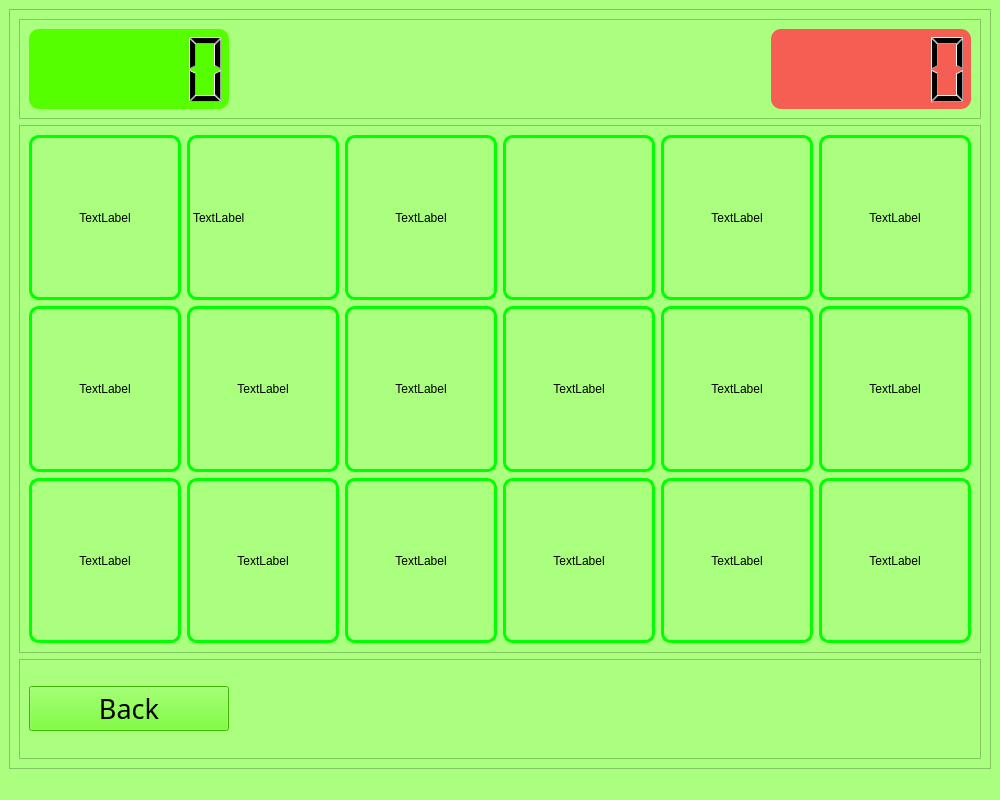
First picture: the form in ui_files/game.ui, repository amirdianov/QT-memory-project, before the edit.
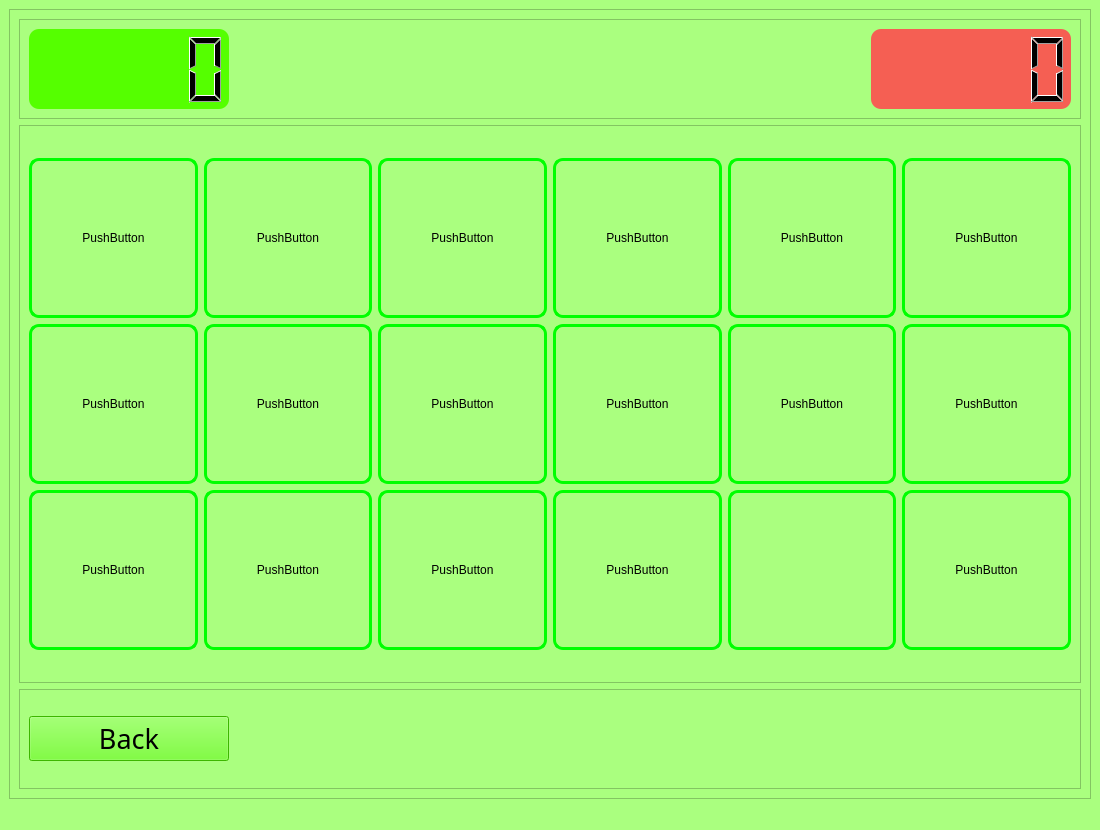
Second picture: the form after the edit.

Commit message: + changed game design

The edit to the form file:
```diff
--- a/ui_files/game.ui
+++ b/ui_files/game.ui
@@ -6,20 +6,20 @@
    <rect>
     <x>0</x>
     <y>0</y>
-    <width>1000</width>
-    <height>800</height>
+    <width>1100</width>
+    <height>830</height>
    </rect>
   </property>
   <property name="minimumSize">
    <size>
-    <width>600</width>
-    <height>600</height>
+    <width>1100</width>
+    <height>830</height>
    </size>
   </property>
   <property name="maximumSize">
    <size>
-    <width>16777215</width>
-    <height>16777215</height>
+    <width>1100</width>
+    <height>830</height>
    </size>
   </property>
   <property name="windowTitle">
@@ -105,84 +105,111 @@
             <item>
              <layout class="QHBoxLayout" name="horizontalLayout">
               <item>
-               <widget class="QLabel" name="label_2">
+               <widget class="QPushButton" name="pushButton_2">
+                <property name="minimumSize">
+                 <size>
+                  <width>160</width>
+                  <height>160</height>
+                 </size>
+                </property>
+                <property name="maximumSize">
+                 <size>
+                  <width>16777215</width>
+                  <height>16777215</height>
+                 </size>
+                </property>
                 <property name="styleSheet">
                  <string notr="true">border: 3px solid rgb(0, 255, 0);
 border-radius: 10px;</string>
                 </property>
                 <property name="text">
-                 <string>TextLabel</string>
+                 <string>PushButton</string>
                 </property>
-                <property name="alignment">
-                 <set>Qt::AlignCenter</set>
+               </widget>
+              </item>
+              <item>
+               <widget class="QPushButton" name="pushButton_3">
+                <property name="minimumSize">
+                 <size>
+                  <width>160</width>
+                  <height>160</height>
+                 </size>
                 </property>
+                <property name="styleSheet">
+                 <string notr="true">border: 3px solid rgb(0, 255, 0);
+border-radius: 10px;</string>
+                </property>
+                <property name="text">
+                 <string>PushButton</string>
+                </property>
                </widget>
               </item>
               <item>
-               <widget class="QLabel" name="label_3">
+               <widget class="QPushButton" name="pushButton_4">
+                <property name="minimumSize">
+                 <size>
+                  <width>160</width>
+                  <height>160</height>
+                 </size>
+                </property>
                 <property name="styleSheet">
                  <string notr="true">border: 3px solid rgb(0, 255, 0);
 border-radius: 10px;
 </string>
                 </property>
                 <property name="text">
-                 <string>TextLabel</string>
+                 <string>PushButton</string>
                 </property>
                </widget>
               </item>
               <item>
-               <widget class="QLabel" name="label">
-                <property name="styleSheet">
-                 <string notr="true">border: 3px solid rgb(0, 255, 0);
-border-radius: 10px;</string>
+               <widget class="QPushButton" name="pushButton_5">
+                <property name="minimumSize">
+                 <size>
+                  <width>160</width>
+                  <height>160</height>
+                 </size>
                 </property>
-                <property name="text">
-                 <string>TextLabel</string>
-                </property>
-                <property name="alignment">
-                 <set>Qt::AlignCenter</set>
-                </property>
-               </widget>
-              </item>
-              <item>
-               <widget class="QLabel" name="label_13">
                 <property name="styleSheet">
                  <string notr="true">border: 3px solid rgb(0, 255, 0);
 border-radius: 10px;</string>
                 </property>
                 <property name="text">
-                 <string/>
+                 <string>PushButton</string>
                 </property>
-                <property name="alignment">
-                 <set>Qt::AlignCenter</set>
-                </property>
                </widget>
               </item>
               <item>
-               <widget class="QLabel" name="label_14">
+               <widget class="QPushButton" name="pushButton_6">
+                <property name="minimumSize">
+                 <size>
+                  <width>160</width>
+                  <height>160</height>
+                 </size>
+                </property>
                 <property name="styleSheet">
                  <string notr="true">border: 3px solid rgb(0, 255, 0);
 border-radius: 10px;</string>
                 </property>
                 <property name="text">
-                 <string>TextLabel</string>
+                 <string>PushButton</string>
                 </property>
-                <property name="alignment">
-                 <set>Qt::AlignCenter</set>
-                </property>
                </widget>
               </item>
               <item>
-               <widget class="QLabel" name="label_15">
+               <widget class="QPushButton" name="pushButton_7">
+                <property name="minimumSize">
+                 <size>
+                  <width>160</width>
+                  <height>160</height>
+                 </size>
+                </property>
                 <property name="styleSheet">
                  <string notr="true">border: 3px solid rgb(0, 255, 0);
 border-radius: 10px;</string>
                 </property>
                 <property name="text">
-                 <string>TextLabel</string>
-                </property>
-                <property name="alignment">
-                 <set>Qt::AlignCenter</set>
+                 <string>PushButton</string>
                 </property>
                </widget>
               </item>
@@ -191,91 +218,107 @@
             <item>
              <layout class="QHBoxLayout" name="horizontalLayout_4">
               <item>
-               <widget class="QLabel" name="label_16">
+               <widget class="QPushButton" name="pushButton_12">
+                <property name="minimumSize">
+                 <size>
+                  <width>160</width>
+                  <height>160</height>
+                 </size>
+                </property>
                 <property name="styleSheet">
                  <string notr="true">border: 3px solid rgb(0, 255, 0);
-border-radius: 10px;
-</string>
+border-radius: 10px;</string>
                 </property>
                 <property name="text">
-                 <string>TextLabel</string>
+                 <string>PushButton</string>
                 </property>
-                <property name="alignment">
-                 <set>Qt::AlignCenter</set>
-                </property>
                </widget>
               </item>
               <item>
-               <widget class="QLabel" name="label_17">
+               <widget class="QPushButton" name="pushButton_11">
+                <property name="minimumSize">
+                 <size>
+                  <width>160</width>
+                  <height>160</height>
+                 </size>
+                </property>
                 <property name="styleSheet">
                  <string notr="true">border: 3px solid rgb(0, 255, 0);
 border-radius: 10px;</string>
                 </property>
                 <property name="text">
-                 <string>TextLabel</string>
+                 <string>PushButton</string>
                 </property>
-                <property name="alignment">
-                 <set>Qt::AlignCenter</set>
-                </property>
                </widget>
               </item>
               <item>
-               <widget class="QLabel" name="label_18">
+               <widget class="QPushButton" name="pushButton_10">
+                <property name="minimumSize">
+                 <size>
+                  <width>160</width>
+                  <height>160</height>
+                 </size>
+                </property>
                 <property name="styleSheet">
                  <string notr="true">border: 3px solid rgb(0, 255, 0);
-border-radius: 10px;
-
-
-
-</string>
+border-radius: 10px;</string>
                 </property>
                 <property name="text">
-                 <string>TextLabel</string>
+                 <string>PushButton</string>
                 </property>
-                <property name="alignment">
-                 <set>Qt::AlignCenter</set>
-                </property>
                </widget>
               </item>
               <item>
-               <widget class="QLabel" name="label_19">
+               <widget class="QPushButton" name="pushButton_9">
+                <property name="minimumSize">
+                 <size>
+                  <width>160</width>
+                  <height>160</height>
+                 </size>
+                </property>
                 <property name="styleSheet">
                  <string notr="true">border: 3px solid rgb(0, 255, 0);
 border-radius: 10px;</string>
                 </property>
                 <property name="text">
-                 <string>TextLabel</string>
+                 <string>PushButton</string>
                 </property>
-                <property name="alignment">
-                 <set>Qt::AlignCenter</set>
-                </property>
                </widget>
               </item>
               <item>
-               <widget class="QLabel" name="label_20">
+               <widget class="QPushButton" name="pushButton_8">
+                <property name="minimumSize">
+                 <size>
+                  <width>160</width>
+                  <height>160</height>
+                 </size>
+                </property>
                 <property name="styleSheet">
                  <string notr="true">border: 3px solid rgb(0, 255, 0);
-border-radius: 10px;</string>
+border-radius: 10px;
+</string>
                 </property>
                 <property name="text">
-                 <string>TextLabel</string>
+                 <string>PushButton</string>
                 </property>
-                <property name="alignment">
-                 <set>Qt::AlignCenter</set>
-                </property>
                </widget>
               </item>
               <item>
-               <widget class="QLabel" name="label_21">
+               <widget class="QPushButton" name="pushButton">
+                <property name="minimumSize">
+                 <size>
+                  <width>160</width>
+                  <height>160</height>
+                 </size>
+                </property>
                 <property name="styleSheet">
                  <string notr="true">border: 3px solid rgb(0, 255, 0);
-border-radius: 10px;</string>
+border-radius: 10px;
+
+</string>
                 </property>
                 <property name="text">
-                 <string>TextLabel</string>
-                </property>
-                <property name="alignment">
-                 <set>Qt::AlignCenter</set>
+                 <string>PushButton</string>
                 </property>
                </widget>
               </item>
@@ -284,87 +327,122 @@
             <item>
              <layout class="QHBoxLayout" name="horizontalLayout_5">
               <item>
-               <widget class="QLabel" name="label_22">
+               <widget class="QPushButton" name="pushButton_18">
+                <property name="minimumSize">
+                 <size>
+                  <width>160</width>
+                  <height>160</height>
+                 </size>
+                </property>
                 <property name="styleSheet">
                  <string notr="true">border: 3px solid rgb(0, 255, 0);
-border-radius: 10px;</string>
+border-radius: 10px;
+</string>
                 </property>
                 <property name="text">
-                 <string>TextLabel</string>
+                 <string>PushButton</string>
                 </property>
-                <property name="alignment">
-                 <set>Qt::AlignCenter</set>
-                </property>
                </widget>
               </item>
               <item>
-               <widget class="QLabel" name="label_23">
+               <widget class="QPushButton" name="pushButton_17">
+                <property name="minimumSize">
+                 <size>
+                  <width>160</width>
+                  <height>160</height>
+                 </size>
+                </property>
                 <property name="styleSheet">
                  <string notr="true">border: 3px solid rgb(0, 255, 0);
-border-radius: 10px;</string>
+border-radius: 10px;
+</string>
                 </property>
                 <property name="text">
-                 <string>TextLabel</string>
+                 <string>PushButton</string>
                 </property>
-                <property name="alignment">
-                 <set>Qt::AlignCenter</set>
-                </property>
                </widget>
               </item>
               <item>
-               <widget class="QLabel" name="label_24">
+               <widget class="QPushButton" name="pushButton_16">
+                <property name="minimumSize">
+                 <size>
+                  <width>160</width>
+                  <height>160</height>
+                 </size>
+                </property>
                 <property name="styleSheet">
                  <string notr="true">border: 3px solid rgb(0, 255, 0);
-border-radius: 10px;
-</string>
+border-radius: 10px;</string>
                 </property>
                 <property name="text">
-                 <string>TextLabel</string>
+                 <string>PushButton</string>
                 </property>
-                <property name="alignment">
-                 <set>Qt::AlignCenter</set>
-                </property>
                </widget>
               </item>
               <item>
-               <widget class="QLabel" name="label_25">
+               <widget class="QPushButton" name="pushButton_15">
+                <property name="minimumSize">
+                 <size>
+                  <width>160</width>
+                  <height>160</height>
+                 </size>
+                </property>
                 <property name="styleSheet">
                  <string notr="true">border: 3px solid rgb(0, 255, 0);
-border-radius: 10px;</string>
+border-radius: 10px;
+</string>
                 </property>
                 <property name="text">
-                 <string>TextLabel</string>
+                 <string>PushButton</string>
                 </property>
-                <property name="alignment">
-                 <set>Qt::AlignCenter</set>
-                </property>
                </widget>
               </item>
               <item>
-               <widget class="QLabel" name="label_26">
+               <widget class="QPushButton" name="pushButton_14">
+                <property name="minimumSize">
+                 <size>
+                  <width>160</width>
+                  <height>160</height>
+                 </size>
+                </property>
                 <property name="styleSheet">
                  <string notr="true">border: 3px solid rgb(0, 255, 0);
 border-radius: 10px;</string>
                 </property>
                 <property name="text">
-                 <string>TextLabel</string>
+                 <string/>
                 </property>
-                <property name="alignment">
-                 <set>Qt::AlignCenter</set>
+                <property name="iconSize">
+                 <size>
+                  <width>160</width>
+                  <height>160</height>
+                 </size>
                 </property>
+                <property name="flat">
+                 <bool>false</bool>
+                </property>
                </widget>
               </item>
               <item>
-               <widget class="QLabel" name="label_27">
+               <widget class="QPushButton" name="pushButton_13">
+                <property name="minimumSize">
+                 <size>
+                  <width>160</width>
+                  <height>160</height>
+                 </size>
+                </property>
                 <property name="styleSheet">
                  <string notr="true">border: 3px solid rgb(0, 255, 0);
 border-radius: 10px;</string>
                 </property>
                 <property name="text">
-                 <string>TextLabel</string>
+                 <string>PushButton</string>
                 </property>
-                <property name="alignment">
-                 <set>Qt::AlignCenter</set>
+                <property name="iconSize">
+                 <size>
+                  <width>160</width>
+                  <height>160</height>
+                 </size>
                 </property>
                </widget>
               </item>
```
Left out of the diff: 4 changed lines with no effect on the pictures. The commit also changes 13 other files.
